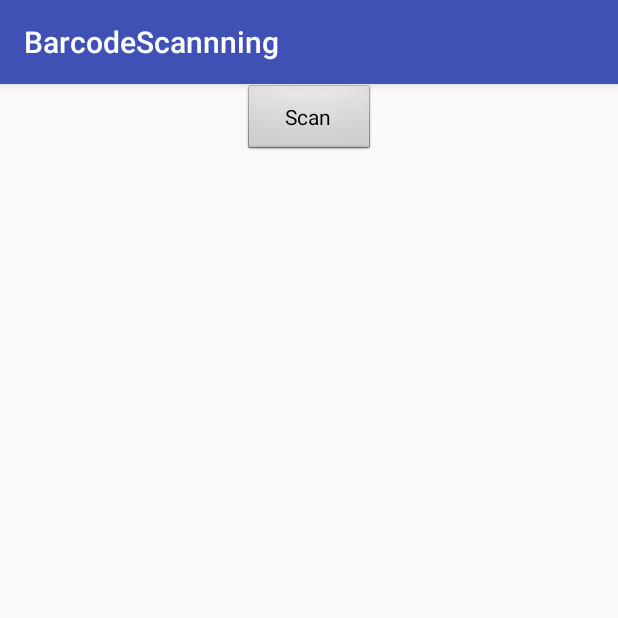
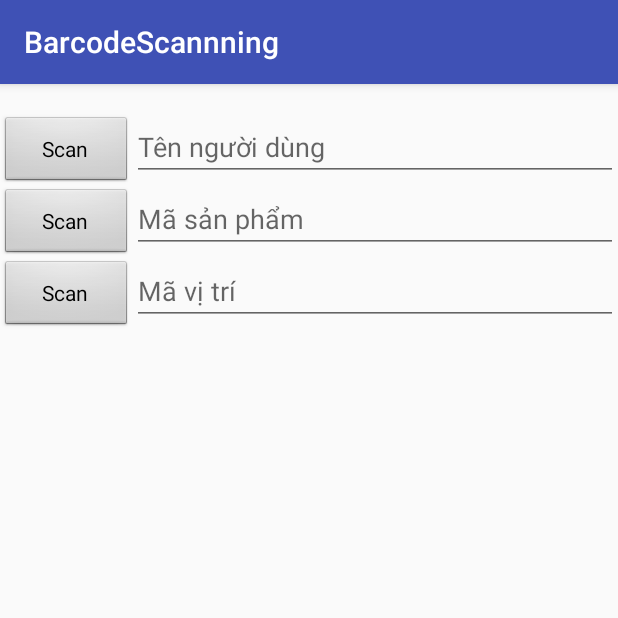
Before and after one commit to CingCing/BarcodeScanning, an Android app: the screen it shows after launch (MainActivity), on a phone screen of 412 x 824 dp, the top half of it. Run offline under Robolectric (Android 15) with nearby library versions, the phone set to English and light mode, and no system bars; libraries missing offline, so code that uses them is left out: com.google.zxing.integration.

Commit message:
Update
Thay đổi giao diện

```diff
--- a/app/src/main/java/com/example/cong/barcodescannning/MainActivity.java
+++ b/app/src/main/java/com/example/cong/barcodescannning/MainActivity.java
@@ -5,6 +5,7 @@ import android.support.v7.app.AppCompatActivity;
 import android.os.Bundle;
 import android.view.View;
 import android.widget.Button;
+import android.widget.EditText;
 import android.widget.TextView;
 import android.widget.Toast;
 
@@ -12,34 +13,73 @@ import com.google.zxing.integration.android.IntentIntegrator;
 import com.google.zxing.integration.android.IntentResult;
 
 public class MainActivity extends AppCompatActivity {
-    private Button scanBtn;
-    private TextView formatTxt, contentTxt;
+    private Button scanBtnName, scanBtnId, scanBtnLocate;
+    private TextView formatTxt;
+    private EditText contentTxtName,contentTxtId, contentTxtLocate;
+    int check=0;
     @Override
     public void onCreate(Bundle savedInstanceState) {
         super.onCreate(savedInstanceState);
         setContentView(R.layout.activity_main);
 
-        scanBtn = (Button)findViewById(R.id.scan_button);
+        scanBtnName = (Button)findViewById(R.id.scan_button_name);
+        scanBtnId = (Button)findViewById(R.id.scan_button_id);
+        scanBtnLocate = (Button)findViewById(R.id.scan_button_locate);
         formatTxt = (TextView)findViewById(R.id.scan_format);
-        contentTxt = (TextView)findViewById(R.id.scan_content);
-        scanBtn.setOnClickListener(onScan);
+        contentTxtName = (EditText) findViewById(R.id.scan_content_name);
+        contentTxtId = (EditText) findViewById(R.id.scan_content_id);
+        contentTxtLocate = (EditText) findViewById(R.id.scan_content_locate);
+
+        scanBtnName.setOnClickListener(onScanName);
+        scanBtnId.setOnClickListener(onScanId);
+        scanBtnLocate.setOnClickListener(onScanLocate);
     }
-    private View.OnClickListener onScan=new View.OnClickListener(){
+    private View.OnClickListener onScanName=new View.OnClickListener(){
         public void onClick(View v){
-            if(v.getId()==R.id.scan_button){
+            if(v.getId()==R.id.scan_button_name){
                 IntentIntegrator scanIntegrator= new IntentIntegrator(MainActivity.this);
                 scanIntegrator.setBeepEnabled(false);
+                check=1;
                 scanIntegrator.initiateScan();
             }
         }
     };
+    private View.OnClickListener onScanId=new View.OnClickListener(){
+        public void onClick(View v){
+            if(v.getId()==R.id.scan_button_id){
+                IntentIntegrator scanIntegrator= new IntentIntegrator(MainActivity.this);
+                scanIntegrator.setBeepEnabled(false);
+                check=2;
+                scanIntegrator.initiateScan();
+            }
+        }
+    };
+    private View.OnClickListener onScanLocate=new View.OnClickListener(){
+        public void onClick(View v){
+            if(v.getId()==R.id.scan_button_locate){
+                IntentIntegrator scanIntegrator= new IntentIntegrator(MainActivity.this);
+                scanIntegrator.setBeepEnabled(false);
+                check=3;
+                scanIntegrator.initiateScan();
+            }
+        }
+    };
+
     public void onActivityResult(int requestCode,int resultCode, Intent intent){
         IntentResult scaningResult = IntentIntegrator.parseActivityResult(requestCode, resultCode, intent);
         if(scaningResult != null){
-            String scanContetn = scaningResult.getContents();
+            String scanContent = scaningResult.getContents();
             String scanFormat = scaningResult.getFormatName();
             formatTxt.setText("FORMAT: " + scanFormat);
-            contentTxt.setText("Content: "+ scanContetn);
+            if(check==1) {
+                contentTxtName.setText(scanContent);
+            }
+            else if(check==2) {
+                contentTxtId.setText(scanContent);
+            }
+            else if(check==3) {
+                contentTxtLocate.setText(scanContent);
+            }
         }
         else
             Toast.makeText(getApplicationContext(),"No data received",Toast.LENGTH_SHORT).show();
--- a/app/src/main/res/layout/activity_main.xml
+++ b/app/src/main/res/layout/activity_main.xml
@@ -1,33 +1,94 @@
 <?xml version="1.0" encoding="utf-8"?>
-<RelativeLayout xmlns:android="http://schemas.android.com/apk/res/android"
+<LinearLayout xmlns:android="http://schemas.android.com/apk/res/android"
     xmlns:tools="http://schemas.android.com/tools"
     android:id="@+id/activity_main"
     android:layout_width="match_parent"
     android:layout_height="match_parent"
+    android:orientation="vertical"
     tools:context="com.example.cong.barcodescannning.MainActivity">
 
+    <LinearLayout
+        android:layout_width="match_parent"
+        android:layout_height="wrap_content"
+        android:orientation="horizontal">
+
+        <TextView
+            android:id="@+id/scan_format"
+            android:layout_width="wrap_content"
+            android:layout_height="wrap_content"
+            android:layout_below="@+id/scan_button"
+            android:layout_centerHorizontal="true"
+            android:layout_weight="1"
+            android:textIsSelectable="true" />
+    </LinearLayout>
+
+    <LinearLayout
+        android:layout_width="match_parent"
+        android:layout_height="wrap_content"
+        android:orientation="horizontal">
+
         <Button
-        android:id="@+id/scan_button"
+            android:id="@+id/scan_button_name"
             style="@android:style/Widget.Button"
             android:layout_width="wrap_content"
             android:layout_height="wrap_content"
-        android:layout_alignParentTop="true"
-        android:layout_centerHorizontal="true"
             android:text="Scan" />
 
-    <TextView
+        <EditText
+            android:id="@+id/scan_content_name"
             android:layout_width="wrap_content"
             android:layout_height="wrap_content"
-        android:id="@+id/scan_format"
-        android:layout_below="@+id/scan_button"
-        android:layout_centerHorizontal="true"
-        android:textIsSelectable="true" />
+            android:layout_below="@+id/scan_format"
+            android:layout_weight="1"
+            android:hint="Tên người dùng"
+            android:inputType="textPersonName" />
 
-    <TextView
+    </LinearLayout>
+
+    <LinearLayout
+        android:layout_width="match_parent"
+        android:layout_height="wrap_content"
+        android:orientation="horizontal">
+
+        <Button
+            android:id="@+id/scan_button_id"
+            style="@android:style/Widget.Button"
             android:layout_width="wrap_content"
             android:layout_height="wrap_content"
-        android:id="@+id/scan_content"
+            android:text="Scan" />
+
+        <EditText
+            android:id="@+id/scan_content_id"
+            android:layout_width="wrap_content"
+            android:layout_height="wrap_content"
             android:layout_below="@+id/scan_format"
-        android:layout_centerHorizontal="true"
-        android:textIsSelectable="true" />
-</RelativeLayout>
+
+            android:layout_weight="1"
+            android:hint="Mã sản phẩm"
+            android:inputType="text" />
+    </LinearLayout>
+
+    <LinearLayout
+        android:layout_width="match_parent"
+        android:layout_height="wrap_content"
+        android:orientation="horizontal">
+
+        <Button
+            android:id="@+id/scan_button_locate"
+            style="@android:style/Widget.Button"
+            android:layout_width="wrap_content"
+            android:layout_height="wrap_content"
+            android:text="Scan" />
+
+        <EditText
+            android:id="@+id/scan_content_locate"
+            android:layout_width="wrap_content"
+            android:layout_height="wrap_content"
+            android:layout_below="@+id/scan_format"
+
+            android:layout_weight="1"
+            android:hint="Mã vị trí"
+            android:inputType="text" />
+    </LinearLayout>
+
+</LinearLayout>
```
Lines whose indentation alone changed are shown as unchanged.
